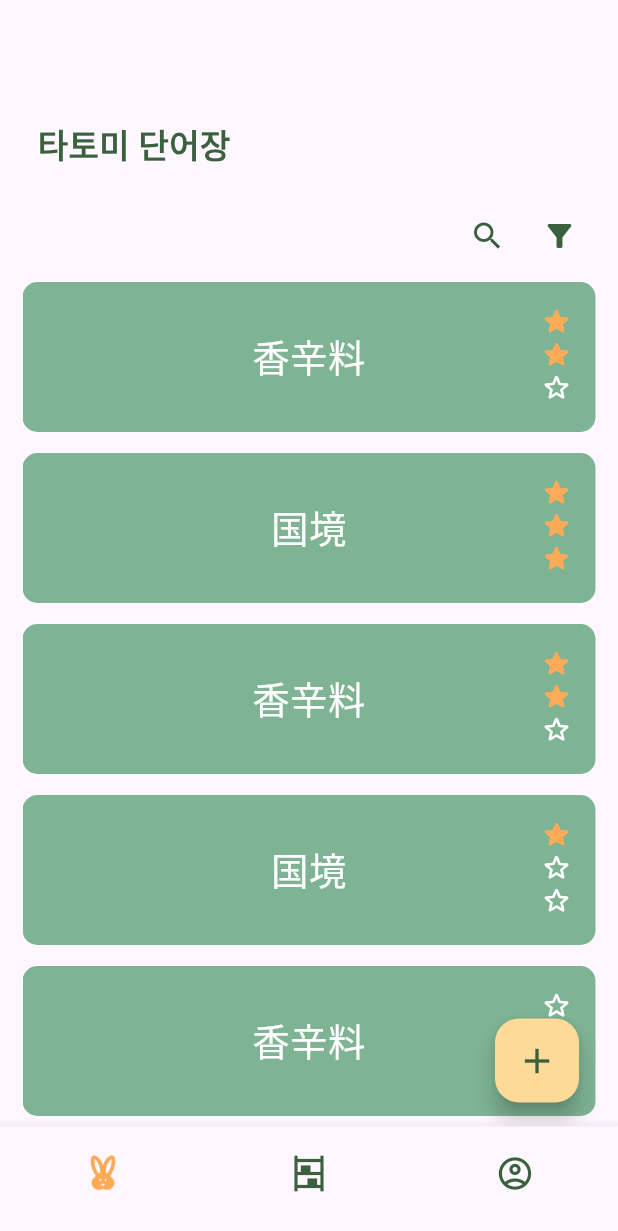
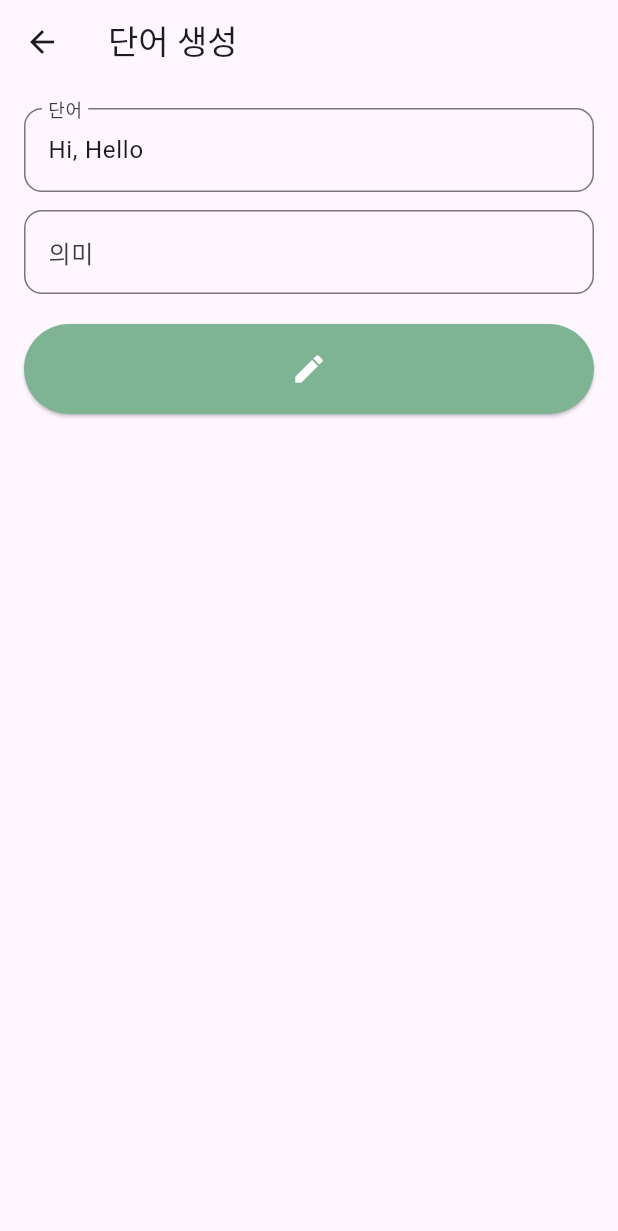
Before and after one commit to Summerzzang/myVeryWorkbook, a Flutter app: the screen it shows after launch, after a tap on the "add" icon, on a phone screen of 412 x 824 dp. Shown: the top 1231 px of the screen. Run offline on Flutter 3.47's test engine with Material 3 defaults, Android fonts, the phone set to English and light mode, and no system bars.

Commit message:
create addWord page and function at service

```diff
--- /dev/null
+++ b/lib/pages/create_word.dart
@@ -0,0 +1,133 @@
+import 'package:flutter/material.dart';
+import 'package:my_wordbook/service/wordbook_service.dart';
+import 'package:my_wordbook/theme/deco_const.dart';
+import 'package:provider/provider.dart';
+
+class CreateWordPage extends StatefulWidget {
+  final String initialText;
+
+  const CreateWordPage({super.key, required this.initialText});
+
+  @override
+  _CreateWordPageState createState() => _CreateWordPageState();
+}
+
+class _CreateWordPageState extends State<CreateWordPage> {
+  late TextEditingController _textController1;
+  late TextEditingController _textController2;
+  String? errorController1;
+  String? errorController2;
+
+  @override
+  void initState() {
+    super.initState();
+    _textController1 = TextEditingController(text: widget.initialText);
+    _textController2 = TextEditingController();
+  }
+
+  @override
+  void dispose() {
+    _textController1.dispose();
+    _textController2.dispose();
+    super.dispose();
+  }
+
+  @override
+  Widget build(BuildContext context) {
+    WordbookService wordBookService = context.read<WordbookService>();
+    return Scaffold(
+      appBar: AppBar(
+        title: const Text('단어 생성'),
+      ),
+      body: Padding(
+        padding: const EdgeInsets.all(16.0),
+        child: Column(
+          children: [
+            TextField(
+              cursorColor: DecoConst.blackFontColor,
+              controller: _textController1,
+              decoration: inputDecorationFunc("단어", errorController1),
+              onChanged: (value) {
+                if (value.isNotEmpty) {
+                  setState(() {
+                    errorController1 = null;
+                  });
+                }
+              },
+            ),
+            const SizedBox(
+              height: 12,
+            ),
+            TextField(
+              cursorColor: DecoConst.blackFontColor,
+              controller: _textController2,
+              decoration: inputDecorationFunc("의미", errorController2),
+              onChanged: (value) {
+                if (value.isNotEmpty) {
+                  setState(() {
+                    errorController2 = null;
+                  });
+                }
+              },
+            ),
+            const SizedBox(height: 20),
+            SizedBox(
+              width: double.infinity,
+              height: 60,
+              child: ElevatedButton(
+                style: const ButtonStyle(
+                    backgroundColor: WidgetStatePropertyAll(
+                      DecoConst.cardColor,
+                    ),
+                    foregroundColor: WidgetStatePropertyAll(
+                      DecoConst.whiteFontColor,
+                    )),
+                onPressed: () {
+                  String theWord = _textController1.text;
+                  String theMeaning = _textController2.text;
+                  if (theWord.isEmpty) {
+                    setState(() {
+                      errorController1 = "단어를 입력해주세요!";
+                    });
+                  } else if (theMeaning.isEmpty) {
+                    setState(() {
+                      errorController2 = "의미를 입력해주세요!";
+                    });
+                  } else {
+                    wordBookService.addWordToWordbook(
+                      word: theWord,
+                      meaning: theMeaning,
+                    );
+                    Navigator.pop(context, _textController1.text);
+                  }
+                },
+                child: const Icon(
+                  Icons.edit,
+                  size: 24,
+                ),
+              ),
+            ),
+          ],
+        ),
+      ),
+    );
+  }
+
+  InputDecoration inputDecorationFunc(String labelText, String? errorCon) {
+    return InputDecoration(
+      errorText: errorCon,
+      labelText: labelText,
+      labelStyle: const TextStyle(
+        color: DecoConst.blackFontColor,
+      ),
+      // filled: true,
+      // fillColor: DecoConst.mainColor,
+      border: OutlineInputBorder(
+        borderRadius: BorderRadius.circular(12),
+      ),
+      focusedBorder: OutlineInputBorder(
+        borderRadius: BorderRadius.circular(12),
+      ),
+    );
+  }
+}
--- a/lib/pages/homepage.dart
+++ b/lib/pages/homepage.dart
@@ -1,4 +1,5 @@
 import 'package:flutter/material.dart';
+import 'package:my_wordbook/pages/create_word.dart';
 import 'package:my_wordbook/pages/wordbookCard.dart';
 import 'package:my_wordbook/service/wordbook_service.dart';
 import 'package:my_wordbook/theme/deco_const.dart';
@@ -8,12 +9,23 @@ class Homepage extends StatelessWidget {
   const Homepage({super.key});
 
   @override
-  Widget build(BuildContext context) {
-    List<Wordbook> wordbookList = context.read<WordbookService>().wordbookList;
+  Widget build(BuildContext context){
+    WordBook wordBook =  context.select<WordbookService, WordBook>(
+        (WordbookService service) => service.currentWordBook);
     return Scaffold(
       floatingActionButton: FloatingActionButton(
-        onPressed: () {},
-        backgroundColor: const Color.fromARGB(255, 254, 218, 152),
+        onPressed: () {
+          Navigator.push(
+            context,
+            MaterialPageRoute(
+              builder: (context) => const CreateWordPage(
+                initialText: "Hi, Hello",
+              ),
+              //fullscreenDialog: true,
+            ),
+          );
+        },
+        backgroundColor: DecoConst.buttonColor,
         foregroundColor: DecoConst.secondColor,
         child: const Icon(
           Icons.add,
@@ -33,9 +45,9 @@ class Homepage extends StatelessWidget {
                 Container(
                   padding: const EdgeInsets.only(left: 10),
                   alignment: Alignment.topLeft,
-                  child: const Text(
-                    "타토미 단어장",
-                    style: TextStyle(
+                  child: Text(
+                    wordBook.title,
+                    style: const TextStyle(
                       fontSize: 22,
                       fontWeight: FontWeight.bold,
                       color: DecoConst.secondColor,
@@ -69,9 +81,10 @@ class Homepage extends StatelessWidget {
             SliverList(
               delegate: SliverChildBuilderDelegate(
                 (context, index) {
-                  return WordCard(wordbook: wordbookList[index]);
+                  final List<Word> wordBookContents = wordBook.contents;
+                  return WordCard(word: wordBookContents[index]);
                 },
-                childCount: wordbookList.length,
+                childCount: wordBook.contents.length,
               ),
             ),
           ],
--- a/lib/pages/wordbookCard.dart
+++ b/lib/pages/wordbookCard.dart
@@ -1,14 +1,15 @@
 import 'package:flutter/material.dart';
 import 'package:my_wordbook/service/wordbook_service.dart';
 import 'package:my_wordbook/theme/deco_const.dart';
+import 'package:my_wordbook/utils/card_animation.dart';
 
 class WordCard extends StatefulWidget {
   const WordCard({
     super.key,
-    required this.wordbook,
+    required this.word,
   });
 
-  final Wordbook wordbook;
+  final Word word;
 
   @override
   State<WordCard> createState() => _WordCardState();
@@ -16,71 +17,36 @@ class WordCard extends StatefulWidget {
 
 class _WordCardState extends State<WordCard>
     with SingleTickerProviderStateMixin {
-  late AnimationController _controller;
-  late Animation<double> _scaleAnimation;
-  late Animation<double> _rotationAnimation;
-  late Animation<Color?> _colorAnimation;
+  late WordCardAnimations _animations;
 
   @override
   void initState() {
     super.initState();
-    _controller = AnimationController(
-      vsync: this,
-      duration: const Duration(milliseconds: 250),
-    );
-    _scaleAnimation = Tween<double>(begin: 1.0, end: 1.2).animate(
-      CurvedAnimation(
-        parent: _controller,
-        curve: Curves.easeInOut,
-      ),
-    );
-    _rotationAnimation = TweenSequence([
-      TweenSequenceItem(
-        tween: Tween<double>(begin: 0.0, end: 0.2)
-            .chain(CurveTween(curve: Curves.easeInOut)),
-        weight: 50,
-      ),
-      TweenSequenceItem(
-        tween: Tween<double>(begin: 0.1, end: -0.2)
-            .chain(CurveTween(curve: Curves.easeInOut)),
-        weight: 50,
-      ),
-      TweenSequenceItem(
-        tween: Tween<double>(begin: -0.2, end: 0.0)
-            .chain(CurveTween(curve: Curves.easeInOut)),
-        weight: 50,
-      ),
-    ]).animate(_controller);
-    _colorAnimation = ColorTween(
-      begin: DecoConst.cardColor,
-      end: DecoConst.mainColor,
-    ).animate(
-      CurvedAnimation(
-        parent: _controller,
-        curve: Curves.easeInOut,
-      ),
-    );
-    _controller.addStatusListener((status) {
+    _animations = WordCardAnimations(this);
+
+    _animations.controller.addStatusListener((status) {
       if (status == AnimationStatus.completed) {
-        _controller.reverse();
+        _animations.controller.reverse();
         setState(() {
-          if (widget.wordbook.checked < 3) {
-            widget.wordbook.checked++;
-          }
+          widget.word.checked++;
         });
       }
     });
   }
 
   void _handleDoubleTap() {
-    if (!_controller.isAnimating) {
-      _controller.forward();
+    if (widget.word.checked < 3 && !_animations.controller.isAnimating) {
+      _animations.controller.forward();
     }
+  }
+
+  void _onLongPress(){
+
   }
 
   @override
   void dispose() {
-    _controller.dispose();
+    _animations.dispose();
     super.dispose();
   }
 
@@ -88,8 +54,9 @@ class _WordCardState extends State<WordCard>
   Widget build(BuildContext context) {
     return GestureDetector(
       onDoubleTap: _handleDoubleTap,
+      onLongPress: _onLongPress,
       child: AnimatedBuilder(
-          animation: _controller,
+          animation: _animations.controller,
           builder: (context, child) {
             return Container(
                 margin: const EdgeInsets.symmetric(vertical: 7),
@@ -97,17 +64,17 @@ class _WordCardState extends State<WordCard>
                 height: 100,
                 decoration: BoxDecoration(
                   borderRadius: BorderRadius.circular(10),
-                  color: _colorAnimation.value,
+                  color: _animations.colorAnimation.value,
                 ),
                 child: Stack(
                   children: [
                     Align(
                       alignment: Alignment.center,
                       child: Transform.scale(
-                        scale: _scaleAnimation.value,
+                        scale: _animations.scaleAnimation.value,
                         child: Text(
                           textAlign: TextAlign.center,
-                          widget.wordbook.word,
+                          widget.word.word,
                           style: const TextStyle(
                             fontSize: 25,
                             color: DecoConst.whiteFontColor,
@@ -122,12 +89,12 @@ class _WordCardState extends State<WordCard>
                           3,
                           (index) {
                             return Transform.rotate(
-                              angle: _rotationAnimation.value,
+                              angle: _animations.rotationAnimation.value,
                               child: Icon(
-                                widget.wordbook.checked > index
+                                widget.word.checked > index
                                     ? Icons.star_rounded
                                     : Icons.star_border_rounded,
-                                color: widget.wordbook.checked > index
+                                color: widget.word.checked > index
                                     ? DecoConst.mainColor
                                     : DecoConst.whiteFontColor,
                                 size: 22,
--- a/lib/service/wordbook_service.dart
+++ b/lib/service/wordbook_service.dart
@@ -1,54 +1,87 @@
 import 'package:flutter/material.dart';
+import 'package:uuid/uuid.dart';
+
+var uuid = const Uuid();
 
 class WordbookService with ChangeNotifier {
-  List<Wordbook> wordbookList = [
-    Wordbook(
+  String currentWordBookId = 'dummy';
+  late WordBook currentWordBook;
+  List<WordBook> wordBookCollection = [
+    WordBook(
+      title: "타토미의 Wordbook",
+      contents: dummyWordBook,
+    ),
+  ];
+
+  WordbookService() {
+    currentWordBook = wordBookCollection.firstWhere(
+      (wb) => wb.id == currentWordBookId,
+      orElse: () => wordBookCollection.first,
+    );
+  }
+
+  //CRUD -> Word
+  void addWordToWordbook({
+    required String word,
+    required String meaning,
+  }) {
+    // wordBookCollection[index] =
+    final Word wordToCreate = Word(word: word, meaning: meaning);
+    currentWordBook = WordBook(
+        title: currentWordBook.title,
+        contents: [...currentWordBook.contents, wordToCreate]);
+    notifyListeners();
+  }
+}
+
+class Word {
+  final String id;
+  String word;
+  String meaning;
+  int checked;
+
+  Word({
+    required this.word,
+    required this.meaning,
+    this.checked = 0,
+  }) : id = uuid.v4();
+}
+
+class WordBook {
+  final String id;
+  String title;
+  List<Word> contents;
+
+  WordBook({required this.title, required this.contents, id}) : id = uuid.v4();
+}
+
+List<Word> dummyWordBook = [
+  Word(
     word: "香辛料",
     meaning: '향신료',
     checked: 2,
   ),
-    Wordbook(
+  Word(
     word: "国境",
     meaning: '국경',
     checked: 3,
   ),
-    Wordbook(
+  Word(
     word: "香辛料",
     meaning: '향신료',
     checked: 2,
   ),
-    Wordbook(
+  Word(
     word: "国境",
     meaning: '국경',
     checked: 1,
   ),
-    Wordbook(
+  Word(
     word: "香辛料",
     meaning: '향신료',
   ),
-    Wordbook(
+  Word(
     word: "国境",
     meaning: '국경',
   ),
-    Wordbook(
-      word: "香辛料",
-      meaning: '향신료',
-    ),
-    Wordbook(
-      word: "国境",
-      meaning: '국경',
-    )
 ];
-}
-
-class Wordbook {
-  String word;
-  String meaning;
-  int checked = 0;
-
-  Wordbook({
-    required this.word,
-    required this.meaning,
-    checked,
-  }) : checked = checked ?? 0;
-}
--- a/lib/theme/deco_const.dart
+++ b/lib/theme/deco_const.dart
@@ -4,6 +4,7 @@ abstract class DecoConst {
   static const Color mainColor = Color.fromARGB(255, 255, 170, 86);
   static const Color secondColor = Color.fromARGB(255, 58, 96, 61);
   static const Color cardColor = Color.fromARGB(255, 126, 179, 148);
-  static const Color blackFontColor = Color.fromARGB(255, 57, 57, 57);
+  static const Color buttonColor = Color.fromARGB(255, 254, 218, 152);
+  static const Color blackFontColor = Color.fromARGB(255, 58, 58, 58);
   static const Color whiteFontColor = Color.fromARGB(255, 255, 255, 255);
 }
--- /dev/null
+++ b/lib/utils/card_animation.dart
@@ -0,0 +1,55 @@
+import 'package:flutter/material.dart';
+import 'package:my_wordbook/theme/deco_const.dart';
+
+class WordCardAnimations {
+  late AnimationController controller;
+  late Animation<double> scaleAnimation;
+  late Animation<double> rotationAnimation;
+  late Animation<Color?> colorAnimation;
+
+  WordCardAnimations(TickerProvider vsync) {
+    controller = AnimationController(
+      vsync: vsync,
+      duration: const Duration(milliseconds: 250),
+    );
+
+    scaleAnimation = Tween<double>(begin: 1.0, end: 1.2).animate(
+      CurvedAnimation(
+        parent: controller,
+        curve: Curves.easeInOut,
+      ),
+    );
+
+    rotationAnimation = TweenSequence([
+      TweenSequenceItem(
+        tween: Tween<double>(begin: 0.0, end: 0.3)
+            .chain(CurveTween(curve: Curves.easeInOut)),
+        weight: 50,
+      ),
+      TweenSequenceItem(
+        tween: Tween<double>(begin: 0.15, end: -0.3)
+            .chain(CurveTween(curve: Curves.easeInOut)),
+        weight: 50,
+      ),
+      TweenSequenceItem(
+        tween: Tween<double>(begin: -0.3, end: 0.0)
+            .chain(CurveTween(curve: Curves.easeInOut)),
+        weight: 50,
+      ),
+    ]).animate(controller);
+
+    colorAnimation = ColorTween(
+      begin: DecoConst.cardColor,
+      end: DecoConst.mainColor,
+    ).animate(
+      CurvedAnimation(
+        parent: controller,
+        curve: Curves.easeInOut,
+      ),
+    );
+  }
+
+  void dispose() {
+    controller.dispose();
+  }
+}
--- a/pubspec.yaml
+++ b/pubspec.yaml
@@ -37,6 +37,7 @@ dependencies:
   cupertino_icons: ^1.0.6
   provider: ^6.1.2
   slivers: ^0.0.1+2
+  uuid: ^4.4.0
 
 dev_dependencies:
   flutter_test:
```
Also changed, not shown: pubspec.lock. Lines whose indentation alone changed are shown as unchanged.
